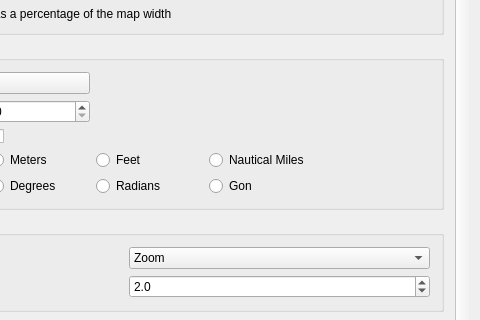
carsmie/QGIS, file src/ui/qgsoptionsbase.ui: the form before one commit; both pictures show x 368 to 848 and y 175 to 495 of the 848 by 705 pixel window.
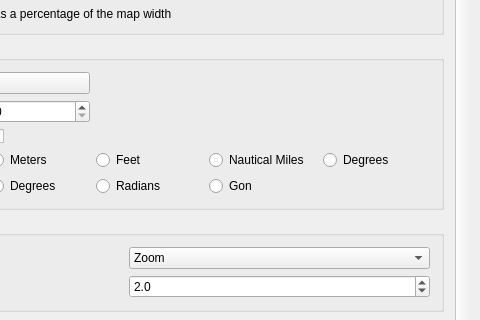
The form after the commit. The open tabs and pages were chosen to show the change. Icons and pictures are not drawn. Custom widgets are drawn as their Qt base class.

Commit message: #9060: Enable degrees as valid DisplayUnit in QgsOptions dialog

The edit to the form file:
```diff
--- a/src/ui/qgsoptionsbase.ui
+++ b/src/ui/qgsoptionsbase.ui
@@ -2758,6 +2758,13 @@
                     </property>
                    </widget>
                   </item>
+                  <item row="5" column="4">
+                   <widget class="QRadioButton" name="radDegrees">
+                    <property name="text">
+                     <string>Degrees</string>
+                    </property>
+                   </widget>
+                  </item>
                   <item row="6" column="0">
                    <widget class="QLabel" name="mAngleUnitsLabel">
                     <property name="text">
```
The commit also changes 1 other file.
